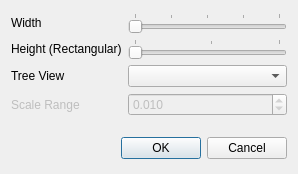
Qt form src/corelibs/U2View/src/phyltree/TreeSettingsDialog.ui (violethaze74/ugene) before a commit.
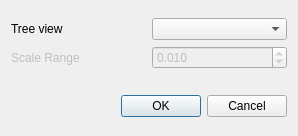
The same form after that commit.

Commit message:
UGENE-7679. Rework rectangular tree aspect ratio UI & code (#950)
* Rework aspect ratio of branch depth in phy-tree

* Fix GUI tests

What changed in the file:
```diff
--- a/src/corelibs/U2View/src/phyltree/TreeSettingsDialog.ui
+++ b/src/corelibs/U2View/src/phyltree/TreeSettingsDialog.ui
@@ -7,94 +7,26 @@
     <x>0</x>
     <y>0</y>
     <width>298</width>
-    <height>174</height>
+    <height>136</height>
    </rect>
   </property>
   <property name="windowTitle">
    <string>Tree Settings</string>
   </property>
-  <layout class="QGridLayout" name="gridLayout_2">
-   <item row="1" column="0">
-    <spacer name="verticalSpacer">
-     <property name="orientation">
-      <enum>Qt::Vertical</enum>
-     </property>
-     <property name="sizeType">
-      <enum>QSizePolicy::Fixed</enum>
-     </property>
-     <property name="sizeHint" stdset="0">
-      <size>
-       <width>20</width>
-       <height>13</height>
-      </size>
-     </property>
-    </spacer>
-   </item>
-   <item row="0" column="0">
+  <layout class="QVBoxLayout" name="verticalLayout">
+   <item>
     <layout class="QGridLayout" name="gridLayout">
-     <item row="0" column="1">
-      <widget class="QSlider" name="widthlSlider">
-       <property name="minimum">
-        <number>10</number>
-       </property>
-       <property name="maximum">
-        <number>50</number>
-       </property>
-       <property name="orientation">
-        <enum>Qt::Horizontal</enum>
-       </property>
-       <property name="invertedAppearance">
-        <bool>false</bool>
-       </property>
-       <property name="invertedControls">
-        <bool>false</bool>
-       </property>
-       <property name="tickPosition">
-        <enum>QSlider::TicksAbove</enum>
-       </property>
-      </widget>
-     </item>
-     <item row="1" column="1">
-      <widget class="QSlider" name="heightSlider">
-       <property name="minimum">
-        <number>1</number>
-       </property>
-       <property name="maximum">
-        <number>20</number>
-       </property>
-       <property name="orientation">
-        <enum>Qt::Horizontal</enum>
-       </property>
-       <property name="tickPosition">
-        <enum>QSlider::TicksAbove</enum>
-       </property>
-      </widget>
-     </item>
      <item row="0" column="0">
       <widget class="QLabel" name="label">
        <property name="text">
-        <string>Width</string>
+        <string>Tree view</string>
        </property>
       </widget>
      </item>
-     <item row="1" column="0">
-      <widget class="QLabel" name="label_2">
-       <property name="text">
-        <string>Height (Rectangular)</string>
-       </property>
-      </widget>
-     </item>
-     <item row="2" column="1">
+     <item row="0" column="1">
       <widget class="QComboBox" name="treeViewCombo"/>
      </item>
-     <item row="2" column="0">
-      <widget class="QLabel" name="label_3">
-       <property name="text">
-        <string>Tree View</string>
-       </property>
-      </widget>
-     </item>
-     <item row="3" column="0">
+     <item row="1" column="0">
       <widget class="QLabel" name="scaleLabel">
        <property name="enabled">
         <bool>false</bool>
@@ -104,7 +36,7 @@
        </property>
       </widget>
      </item>
-     <item row="3" column="1">
+     <item row="1" column="1">
       <widget class="QDoubleSpinBox" name="scaleSpinBox">
        <property name="enabled">
         <bool>false</bool>
@@ -125,7 +57,23 @@
      </item>
     </layout>
    </item>
-   <item row="2" column="0">
+   <item>
+    <spacer name="verticalSpacer">
+     <property name="orientation">
+      <enum>Qt::Vertical</enum>
+     </property>
+     <property name="sizeType">
+      <enum>QSizePolicy::Fixed</enum>
+     </property>
+     <property name="sizeHint" stdset="0">
+      <size>
+       <width>20</width>
+       <height>13</height>
+      </size>
+     </property>
+    </spacer>
+   </item>
+   <item>
     <widget class="QDialogButtonBox" name="buttonBox">
      <property name="standardButtons">
       <set>QDialogButtonBox::Cancel|QDialogButtonBox::Ok</set>
```
Left out of the diff: 4 changed lines with no effect on the pictures. The commit also changes 12 other files.
